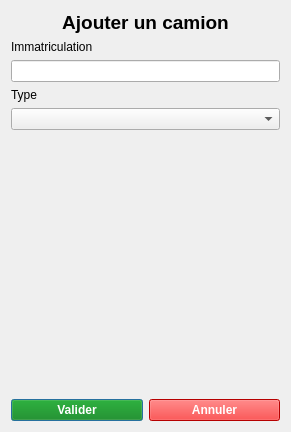
Old version of the form forms/addcamion.ui in the repository LouisCrison/Transport_planning.
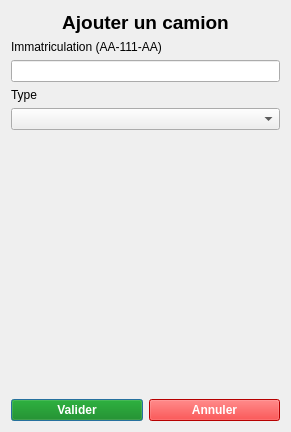
New version of the form.

```diff
--- a/forms/addcamion.ui
+++ b/forms/addcamion.ui
@@ -33,7 +33,7 @@
    <item>
     <widget class="QLabel" name="label_2">
      <property name="text">
-      <string>Immatriculation</string>
+      <string>Immatriculation (AA-111-AA)</string>
      </property>
     </widget>
    </item>
```
